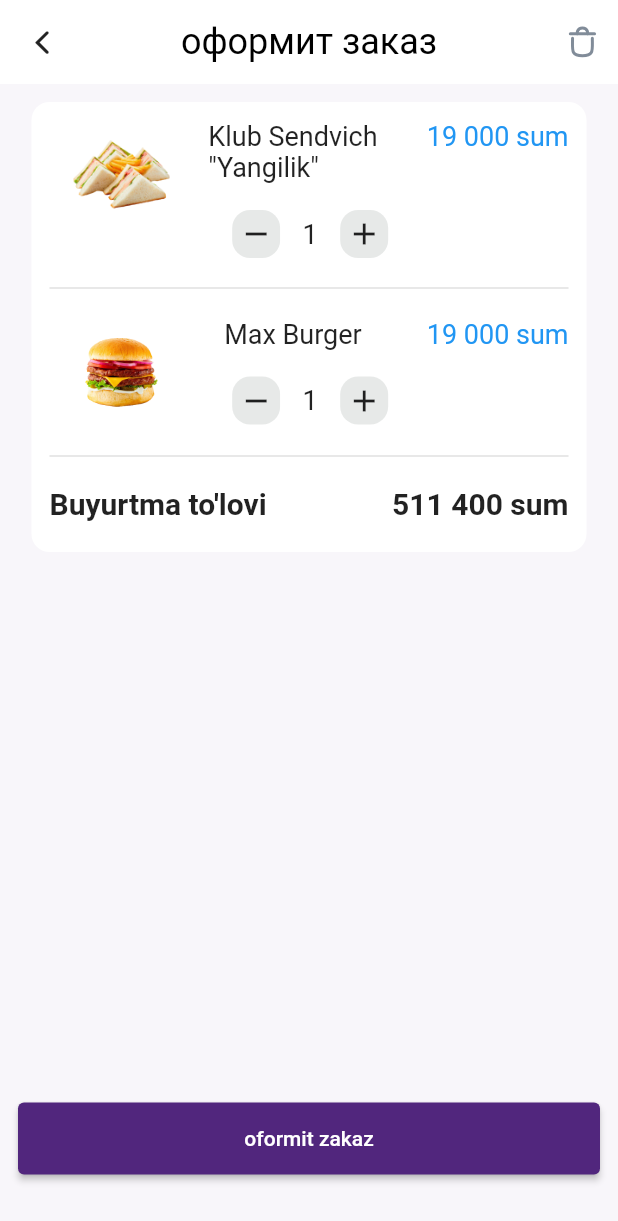
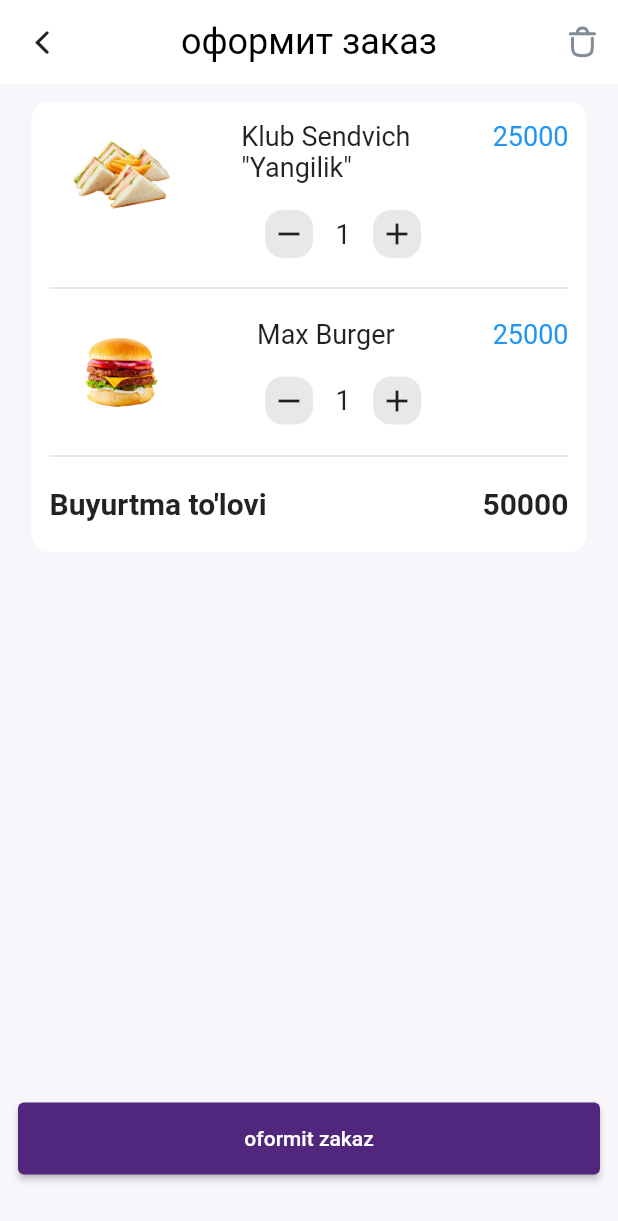
Before and after one commit to Hasanboynazirboyev/partfoliya, a Flutter app: the BasketPage screen opened directly, on a phone screen of 412 x 824 dp. Shown: the top 1221 px of the screen. Run offline on Flutter 3.47's test engine with Material 2 defaults, Android fonts, the light colour scheme and no system bars; our stand-ins replace flutter_svg.

Commit message:
so'ngi urinish

```diff
--- a/lib/screens/views/home/home_page.dart
+++ b/lib/screens/views/home/home_page.dart
@@ -4,7 +4,7 @@ import 'package:flutter/services.dart';
 import 'package:flutter/src/widgets/container.dart';
 import 'package:flutter/src/widgets/framework.dart';
 import 'package:flutter_svg/flutter_svg.dart';
-import 'package:task_modul2/screens/views/products/basket_page.dart';
+import 'package:task_modul2/screens/views/products/backet/basket_page.dart';
 import 'package:task_modul2/screens/views/products/max_burger_page.dart';
 import 'package:task_modul2/screens/views/products/info_products.dart';
 import 'package:task_modul2/screens/views/products/recomenduem_page.dart';
--- /dev/null
+++ b/lib/screens/views/products/backet/backet_appbar_page.dart
@@ -0,0 +1,231 @@
+import 'package:flutter/cupertino.dart';
+import 'package:flutter/material.dart';
+import 'package:flutter_svg/svg.dart';
+
+import '../../home/main_home_page.dart';
+
+class BacketProducts extends StatefulWidget {
+  late int burger;
+  late int sendvich;
+  late int burgernarx;
+  BacketProducts({
+    Key? key,
+    required this.burger,
+    required this.sendvich,
+    required this.burgernarx,
+  }) : super(key: key);
+
+  @override
+  State<BacketProducts> createState() => _BacketProductsState();
+}
+
+class _BacketProductsState extends State<BacketProducts> {
+  @override
+  Widget build(BuildContext context) {
+    return Column(
+      mainAxisAlignment: MainAxisAlignment.spaceBetween,
+      children: [
+        Container(
+          margin: EdgeInsets.all(12),
+          decoration: BoxDecoration(
+            borderRadius: BorderRadius.circular(12),
+            color: Colors.white,
+          ),
+          height: 300,
+          width: 370,
+          child: Column(
+            children: [
+              Row(
+                crossAxisAlignment: CrossAxisAlignment.start,
+                mainAxisAlignment: MainAxisAlignment.spaceBetween,
+                children: [
+                  Container(
+                    margin: EdgeInsets.only(left: 12),
+                    padding: EdgeInsets.symmetric(horizontal: 12, vertical: 25),
+                    height: 96,
+                    width: 96,
+                    child: Image.asset(
+                      "assets/images/sendvich1.png",
+                    ),
+                  ),
+                  Column(
+                    children: [
+                      Container(
+                          padding: EdgeInsets.only(top: 12, right: 23),
+                          child: Text(
+                            'Klub Sendvich\n"Yangilik"',
+                            style: TextStyle(fontSize: 18),
+                          )),
+                      Padding(
+                        padding: const EdgeInsets.only(
+                            bottom: 8, left: 10, right: 10, top: 14),
+                        child: Row(
+                          mainAxisAlignment: MainAxisAlignment.spaceBetween,
+                          children: [
+                            InkWell(
+                              onTap: () => setState(() => widget.sendvich--),
+                              child: Container(
+                                height: 32,
+                                width: 32,
+                                decoration: BoxDecoration(
+                                  color: Color(0xfffE7E9E8),
+                                  borderRadius: BorderRadius.circular(12),
+                                ),
+                                child: Icon(Icons.remove),
+                              ),
+                            ),
+                            Container(
+                              alignment: Alignment.center,
+                              width: 40,
+                              height: 40,
+                              color: Colors.white,
+                              child: Text(
+                                "${widget.sendvich}",
+                                style: TextStyle(fontSize: 18),
+                              ),
+                            ),
+                            InkWell(
+                              onTap: () => setState(() => widget.sendvich++),
+                              child: Container(
+                                height: 32,
+                                width: 32,
+                                decoration: BoxDecoration(
+                                  color: Color(0xfffE7E9E8),
+                                  borderRadius: BorderRadius.circular(12),
+                                ),
+                                child: Icon(Icons.add),
+                              ),
+                            ),
+                          ],
+                        ),
+                      ),
+                    ],
+                  ),
+                  Padding(
+                    padding: const EdgeInsets.only(top: 12, right: 12),
+                    child: Text(
+                      "${widget.burgernarx}",
+                      style: TextStyle(fontSize: 18, color: Colors.blue),
+                    ),
+                  ),
+                ],
+              ),
+              Padding(
+                padding: const EdgeInsets.symmetric(horizontal: 12),
+                child: Divider(
+                  thickness: 1,
+                ),
+              ),
+              Row(
+                crossAxisAlignment: CrossAxisAlignment.start,
+                mainAxisAlignment: MainAxisAlignment.spaceBetween,
+                children: [
+                  Container(
+                    margin: EdgeInsets.only(left: 12),
+                    padding: EdgeInsets.symmetric(horizontal: 12, vertical: 25),
+                    height: 96,
+                    width: 96,
+                    child: Image.asset(
+                      "assets/images/burger.png",
+                    ),
+                  ),
+                  Column(
+                    children: [
+                      Container(
+                          padding: EdgeInsets.only(top: 12, right: 23),
+                          child: Text(
+                            'Max Burger',
+                            style: TextStyle(fontSize: 18),
+                          )),
+                      Padding(
+                        padding: const EdgeInsets.only(
+                            bottom: 8, left: 10, right: 10, top: 14),
+                        child: Row(
+                          mainAxisAlignment: MainAxisAlignment.spaceBetween,
+                          children: [
+                            InkWell(
+                              onTap: () => setState(() => widget.burger--),
+                              child: Container(
+                                height: 32,
+                                width: 32,
+                                decoration: BoxDecoration(
+                                  color: Color(0xfffE7E9E8),
+                                  borderRadius: BorderRadius.circular(12),
+                                ),
+                                child: Icon(Icons.remove),
+                              ),
+                            ),
+                            Container(
+                              alignment: Alignment.center,
+                              width: 40,
+                              height: 40,
+                              color: Colors.white,
+                              child: Text(
+                                "${widget.burger}",
+                                style: TextStyle(fontSize: 18),
+                              ),
+                            ),
+                            InkWell(
+                              onTap: () => setState(() => widget.burger++),
+                              child: Container(
+                                height: 32,
+                                width: 32,
+                                decoration: BoxDecoration(
+                                  color: Color(0xfffE7E9E8),
+                                  borderRadius: BorderRadius.circular(12),
+                                ),
+                                child: Icon(Icons.add),
+                              ),
+                            ),
+                          ],
+                        ),
+                      ),
+                    ],
+                  ),
+                  Padding(
+                    padding: const EdgeInsets.only(top: 12, right: 12),
+                    child: Text(
+                      "${widget.burgernarx}",
+                      style: TextStyle(fontSize: 18, color: Colors.blue),
+                    ),
+                  ),
+                ],
+              ),
+              Padding(
+                padding: const EdgeInsets.symmetric(horizontal: 12),
+                child: Divider(
+                  thickness: 1,
+                ),
+              ),
+              Padding(
+                padding:
+                    const EdgeInsets.symmetric(horizontal: 12, vertical: 12),
+                child: Row(
+                  mainAxisAlignment: MainAxisAlignment.spaceBetween,
+                  children: [
+                    Text("Buyurtma to'lovi",
+                        style: TextStyle(
+                            fontSize: 20, fontWeight: FontWeight.bold)),
+                    Text(
+                        "${(widget.burger + widget.sendvich) * widget.burgernarx}",
+                        style: TextStyle(
+                            fontSize: 20, fontWeight: FontWeight.bold))
+                  ],
+                ),
+              ),
+            ],
+          ),
+        ),
+        Padding(
+          padding: const EdgeInsets.only(left: 12, right: 12, bottom: 41),
+          child: ElevatedButton(
+            onPressed: () {},
+            child: Text("oformit zakaz"),
+            style: ElevatedButton.styleFrom(
+                backgroundColor: Color(0xfff51267D), fixedSize: Size(400, 48)),
+          ),
+        )
+      ],
+    );
+  }
+}
--- /dev/null
+++ b/lib/screens/views/products/backet/basket_page.dart
@@ -0,0 +1,99 @@
+import 'package:flutter/cupertino.dart';
+import 'package:flutter/material.dart';
+import 'package:flutter/src/widgets/container.dart';
+import 'package:flutter/src/widgets/framework.dart';
+import 'package:flutter_svg/flutter_svg.dart';
+import 'package:task_modul2/screens/views/home/main_home_page.dart';
+import 'package:task_modul2/screens/views/products/backet/backet_appbar_page.dart';
+
+class BasketPage extends StatefulWidget {
+ const BasketPage({super.key});
+
+  @override
+  State<BasketPage> createState() => _BasketPageState();
+}
+
+class _BasketPageState extends State<BasketPage> {
+  List basketList = List.generate(2, (index) => 1);
+  late int burger ;
+  late int sendvich ;
+  late int burgernarx;
+  late int sendvichnarx;
+  late bool isDelate;
+
+  @override
+  void initState() {
+    isDelate = true;
+    burgernarx = 25000;
+    sendvichnarx = 25000;
+
+    burger = 1;
+    sendvich = 1;
+    super.initState();
+  }
+
+  @override
+  Widget build(BuildContext context) {
+    return Scaffold(
+      appBar: AppBar(
+          centerTitle: true,
+          automaticallyImplyLeading: false,
+          title: Text(
+            "оформит заказ",
+            style: TextStyle(fontSize: 24),
+          ),
+          leading: IconButton(
+            onPressed: () {
+              Navigator.pop(context);
+            },
+            icon: Icon(CupertinoIcons.back),
+          ),
+          actions: [
+            IconButton(
+                onPressed: () {
+                  showDialog(context: context, builder: ((context) {
+                    return AlertDialog(
+
+                      titlePadding: EdgeInsets.only(left: 12),
+                      shape: RoundedRectangleBorder(borderRadius: BorderRadius.circular(12)),
+
+                      title: Container(
+
+                        alignment: Alignment.center,
+                        child: Text("Diqqat !",style: TextStyle(fontWeight: FontWeight.bold,fontSize: 25),),
+                        margin: EdgeInsets.only(left: 24,right: 24,top: 12),
+
+                        ),
+                      content: Container(
+                        height: 50,
+                        alignment: Alignment.center,
+
+                        child: Text("Savatchani tozalshni\n \t\t\t\t\t  xoxlaysizmi",style: TextStyle(fontSize: 20),)),
+                        actions: [
+                        Row(
+                          children: [
+                              ElevatedButton(
+                            style: ElevatedButton.styleFrom(minimumSize: Size(144, 44),backgroundColor: Color(0xfffEBEDF0)),
+                            onPressed: (() {
+                              Navigator.pop(context);
+
+                          }), child: Text("orqaga",style: TextStyle(color: Colors.black))),
+                          SizedBox(width: 8,),
+                          ElevatedButton(
+                            style: ElevatedButton.styleFrom(minimumSize: Size(144, 44,),backgroundColor: Color(0xfff51267D)),
+                            onPressed: (() {
+                            Navigator.pushAndRemoveUntil(context, MaterialPageRoute(builder: ((context) => MainHomePage())), (route) => false);
+                          }), child: Text("ha",)),
+                          ],
+                        ),
+                        ],
+                    );
+                  }));
+
+                },
+                icon: SvgPicture.asset("assets/svg/ic_delate.svg"))
+          ]),
+      body:isDelate ?  BacketProducts(burger: burger,burgernarx: burgernarx,sendvich: sendvich,):SizedBox(),
+    );
+  }
+}
--- a/lib/screens/views/products/basket_page.dart
+++ /dev/null
@@ -1,244 +0,0 @@
-import 'package:flutter/cupertino.dart';
-import 'package:flutter/material.dart';
-import 'package:flutter/src/widgets/container.dart';
-import 'package:flutter/src/widgets/framework.dart';
-import 'package:flutter_svg/flutter_svg.dart';
-
-class BasketPage extends StatefulWidget {
- const BasketPage({super.key});
-
-  @override
-  State<BasketPage> createState() => _BasketPageState();
-}
-
-class _BasketPageState extends State<BasketPage> {
-  List basketList = List.generate(2, (index) => 1);
-  late int burger ;
-  late int sendvich ;
-  @override
-  void initState() {
-    burger = 1;
-    sendvich = 1;
-    super.initState();
-  }
-
-  @override
-  Widget build(BuildContext context) {
-    return Scaffold(
-      appBar: AppBar(
-          centerTitle: true,
-          automaticallyImplyLeading: false,
-          title: Text(
-            "оформит заказ",
-            style: TextStyle(fontSize: 24),
-          ),
-          leading: IconButton(
-            onPressed: () {
-              Navigator.pop(context);
-            },
-            icon: Icon(CupertinoIcons.back),
-          ),
-          actions: [
-            IconButton(
-                onPressed: () {},
-                icon: SvgPicture.asset("assets/svg/ic_delate.svg"))
-          ]),
-      body: Column(
-        mainAxisAlignment: MainAxisAlignment.spaceBetween,
-        children: [
-          Container(
-            margin: EdgeInsets.all(12),
-            decoration: BoxDecoration(
-              borderRadius: BorderRadius.circular(12),
-              color: Colors.white,
-            ),
-            height: 300,
-            width: 370,
-            child: Column(
-              children: [
-                Row(
-                  crossAxisAlignment: CrossAxisAlignment.start,
-                  mainAxisAlignment: MainAxisAlignment.spaceBetween,
-                  children: [
-                    Container(
-                      margin: EdgeInsets.only(left: 12),
-                      padding: EdgeInsets.symmetric(horizontal: 12, vertical: 25),
-                      height: 96,
-                      width: 96,
-                      child: Image.asset(
-                        "assets/images/sendvich1.png",
-                      ),
-                    ),
-                    Column(
-                      children: [
-                        Container(
-                            padding: EdgeInsets.only(top: 12, right: 23),
-                            child: Text(
-                              'Klub Sendvich\n"Yangilik"',
-                              style: TextStyle(fontSize: 18),
-                            )),
-                        Padding(
-                          padding: const EdgeInsets.only(
-                              bottom: 8, left: 10, right: 10, top: 14),
-                          child: Row(
-                            mainAxisAlignment: MainAxisAlignment.spaceBetween,
-                            children: [
-                              InkWell(
-                                onTap: () => setState(() => sendvich--),
-                                child: Container(
-                                  height: 32,
-                                  width: 32,
-                                  decoration: BoxDecoration(
-                                    color: Color(0xfffE7E9E8),
-                                    borderRadius: BorderRadius.circular(12),
-                                  ),
-                                  child: Icon(Icons.remove),
-                                ),
-                              ),
-                              Container(
-                                alignment: Alignment.center,
-                                width: 40,
-                                height: 40,
-                                color: Colors.white,
-                                child: Text(
-                                  "$sendvich",
-                                  style: TextStyle(fontSize: 18),
-                                ),
-                              ),
-                              InkWell(
-                                onTap: () => setState(() => sendvich++),
-                                child: Container(
-                                  height: 32,
-                                  width: 32,
-                                  decoration: BoxDecoration(
-                                    color: Color(0xfffE7E9E8),
-                                    borderRadius: BorderRadius.circular(12),
-                                  ),
-                                  child: Icon(Icons.add),
-                                ),
-                              ),
-                            ],
-                          ),
-                        ),
-                      ],
-                    ),
-                    Padding(
-                      padding: const EdgeInsets.only(top: 12, right: 12),
-                      child: Text(
-                        "19 000 sum",
-                        style: TextStyle(fontSize: 18, color: Colors.blue),
-                      ),
-                    ),
-                  ],
-                ),
-                Padding(
-                  padding: const EdgeInsets.symmetric(horizontal: 12),
-                  child: Divider(
-                    thickness: 1,
-                  ),
-                ),
-                Row(
-                  crossAxisAlignment: CrossAxisAlignment.start,
-                  mainAxisAlignment: MainAxisAlignment.spaceBetween,
-                  children: [
-                    Container(
-                      margin: EdgeInsets.only(left: 12),
-                      padding: EdgeInsets.symmetric(horizontal: 12, vertical: 25),
-                      height: 96,
-                      width: 96,
-                      child: Image.asset(
-                        "assets/images/burger.png",
-                      ),
-                    ),
-                    Column(
-                      children: [
-                        Container(
-                            padding: EdgeInsets.only(top: 12, right: 23),
-                            child: Text(
-                              'Max Burger',
-                              style: TextStyle(fontSize: 18),
-                            )),
-                        Padding(
-                          padding: const EdgeInsets.only(
-                              bottom: 8, left: 10, right: 10, top: 14),
-                          child: Row(
-                            mainAxisAlignment: MainAxisAlignment.spaceBetween,
-                            children: [
-                              InkWell(
-                                onTap: () => setState(() => burger--),
-                                child: Container(
-                                  height: 32,
-                                  width: 32,
-                                  decoration: BoxDecoration(
-                                    color: Color(0xfffE7E9E8),
-                                    borderRadius: BorderRadius.circular(12),
-                                  ),
-                                  child: Icon(Icons.remove),
-                                ),
-                              ),
-                              Container(
-                                alignment: Alignment.center,
-                                width: 40,
-                                height: 40,
-                                color: Colors.white,
-                                child: Text(
-                                  "$burger",
-                                  style: TextStyle(fontSize: 18),
-                                ),
-                              ),
-                              InkWell(
-                                onTap: () =>  setState(() => burger++),
-                                child: Container(
-                                  height: 32,
-                                  width: 32,
-                                  decoration: BoxDecoration(
-                                    color: Color(0xfffE7E9E8),
-                                    borderRadius: BorderRadius.circular(12),
-                                  ),
-                                  child: Icon(Icons.add),
-                                ),
-                              ),
-                            ],
-                          ),
-                        ),
-                      ],
-                    ),
-                    Padding(
-                      padding: const EdgeInsets.only(top: 12, right: 12),
-                      child: Text(
-                        "19 000 sum",
-                        style: TextStyle(fontSize: 18, color: Colors.blue),
-                      ),
-                    ),
-                  ],
-                ),
-                Padding(
-                  padding: const EdgeInsets.symmetric(horizontal: 12),
-                  child: Divider(
-                    thickness: 1,
-                  ),
-                ),
-                Padding(
-                  padding: const EdgeInsets.symmetric(horizontal: 12,vertical: 12),
-                  child: Row(
-                    mainAxisAlignment: MainAxisAlignment.spaceBetween,
-                    children: [
-                      Text("Buyurtma to'lovi",style: TextStyle(fontSize: 20,fontWeight: FontWeight.bold)),
-                      Text("511 400 sum",style: TextStyle(fontSize: 20,fontWeight: FontWeight.bold))
-                    ],
-                  ),
-                ),
-              ],
-            ),
-          ),
-          Padding(
-            padding: const EdgeInsets.only(left: 12,right: 12,bottom: 41),
-            child: ElevatedButton(onPressed: (){}, child: Text("oformit zakaz"),
-              style: ElevatedButton.styleFrom(backgroundColor: Color(0xfff51267D),fixedSize: Size(400, 48)),
-            ),
-          )
-        ],
-      ),
-    );
-  }
-}
--- a/lib/screens/views/products/info_products.dart
+++ b/lib/screens/views/products/info_products.dart
@@ -18,7 +18,7 @@ class _InfoProductsPageState extends State<InfoProductsPage> {
   @override
   Widget build(BuildContext context) {
     return Scaffold(
-      backgroundColor: Colors.white,
+
       appBar: AppBar(title: Text("Burger")),
       body: Column(
         mainAxisAlignment: MainAxisAlignment.spaceBetween,
--- a/lib/screens/views/products/max_burger_page.dart
+++ b/lib/screens/views/products/max_burger_page.dart
@@ -63,7 +63,7 @@ class _MaxBurgerPageState extends State<MaxBurgerPage> {
                     padding: const EdgeInsets.only(left: 8, top: 16),
                     child: Text(
                       "Max Burger",
-                      style: TextStyle(fontSize: 20),
+                      style: TextStyle(fontSize: 18),
                     ),
                   ),
                   Container(
```
